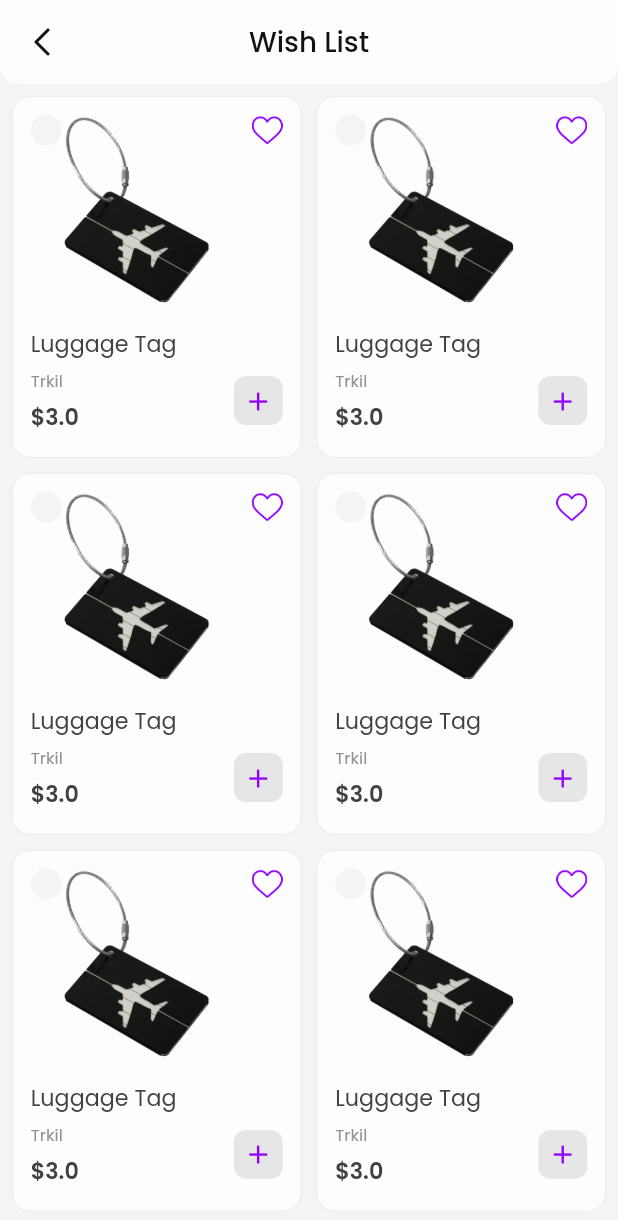
After one commit to billalhossan1/luggage_tracking, a Flutter app: the WishListScreen screen opened by its route, on a phone screen of 412 x 824 dp. The commit adds this screen. Shown: the top 1220 px of the screen. Run offline on Flutter 3.47's test engine with Material 3 defaults, Android fonts, the phone set to English and light mode, and no system bars; our stand-ins replace get.

Commit message:
about/term screen ui complate

```diff
--- a/lib/routes/app_routes.dart
+++ b/lib/routes/app_routes.dart
@@ -14,4 +14,7 @@ class AppRoutes {
   final String paymentScreen = "/payment-screen";
   final String deviceScreen = "/device-screen";
   final String accountScreen = "/account-screen";
+  final String wishListScreen = "/wishlist-screen";
+  final String acoutScreen = "/about-screen";
+  final String termsAndCondionScreen = "/terms-screen";
 }
--- a/lib/routes/app_routes_file.dart
+++ b/lib/routes/app_routes_file.dart
@@ -3,6 +3,7 @@ import 'package:luggage_tracking/routes/app_routes.dart';
 import 'package:luggage_tracking/routes/bindings/app_binding.dart';
 import 'package:luggage_tracking/routes/bindings/navigation_screen_binding.dart';
 import 'package:luggage_tracking/routes/bindings/splash_screen_binding.dart';
+import 'package:luggage_tracking/screens/about_screen/about_screen.dart';
 import 'package:luggage_tracking/screens/account_screen/account_screen.dart';
 import 'package:luggage_tracking/screens/category_screnn/category_screen.dart';
 import 'package:luggage_tracking/screens/delivery_details_screen/delivery_details_screen.dart';
@@ -14,6 +15,8 @@ import 'package:luggage_tracking/screens/payment_screen/payment_screen.dart';
 import 'package:luggage_tracking/screens/product_category_screen/product_category_screen.dart';
 import 'package:luggage_tracking/screens/product_details_screen/product_details_screen.dart';
 import 'package:luggage_tracking/screens/splash_screen/splash_screen.dart';
+import 'package:luggage_tracking/screens/terms_and_condition_screen/terms_and_condition_screen.dart';
+import 'package:luggage_tracking/screens/wish_list_screen/wish_list_screen.dart';
 
 List<GetPage> appRootRoutesFile = <GetPage>[
   //   /////////////////  splash screen start
@@ -62,4 +65,16 @@ List<GetPage> appRootRoutesFile = <GetPage>[
     page: () => const DeviceScreen(),
   ),
   GetPage(name: AppRoutes.instance.accountScreen, page: () => AccountScreen()),
+  GetPage(
+    name: AppRoutes.instance.wishListScreen,
+    page: () => WishListScreen(),
+  ),
+  GetPage(
+    name: AppRoutes.instance.acoutScreen,
+    page: () => AboutScreen(),
+  ),
+  GetPage(
+    name: AppRoutes.instance.termsAndCondionScreen,
+    page: () => TermsAndConditionScreen(),
+  ),
 ];
--- /dev/null
+++ b/lib/screens/wish_list_screen/wish_list_screen.dart
@@ -0,0 +1,30 @@
+import 'package:flutter/material.dart';
+import 'package:get/get.dart';
+import 'package:luggage_tracking/routes/app_routes.dart';
+import 'package:luggage_tracking/screens/home_screen/home_screen.dart';
+import 'package:luggage_tracking/widgets/appbar/custom_appbar.dart';
+
+class WishListScreen extends StatelessWidget {
+  const WishListScreen({super.key});
+
+  @override
+  Widget build(BuildContext context) {
+    return Scaffold(appBar: CustomAppBar(title: "Wish List"),body: GridView.builder(
+        gridDelegate: SliverGridDelegateWithFixedCrossAxisCount(
+          crossAxisCount: 2, // 2 items per row
+          crossAxisSpacing: 10,
+          mainAxisSpacing: 10,
+          childAspectRatio: 0.80,
+        ),
+        itemCount: 10,
+        padding: EdgeInsets.all(8),
+        itemBuilder: (context, index) {
+          return ProductCard(
+            onTap: () {
+              Get.toNamed(AppRoutes.instance.productDetailsScreen);
+            },
+          );
+        },
+      ),);
+  }
+}
```
Also changed, not shown: lib/screens/about_screen/about_screen.dart (added, +36 -0 lines), lib/screens/account_screen/account_screen.dart (+11 -0 lines), lib/screens/terms_and_condition_screen/terms_and_condition_screen.dart (added, +36 -0 lines).
